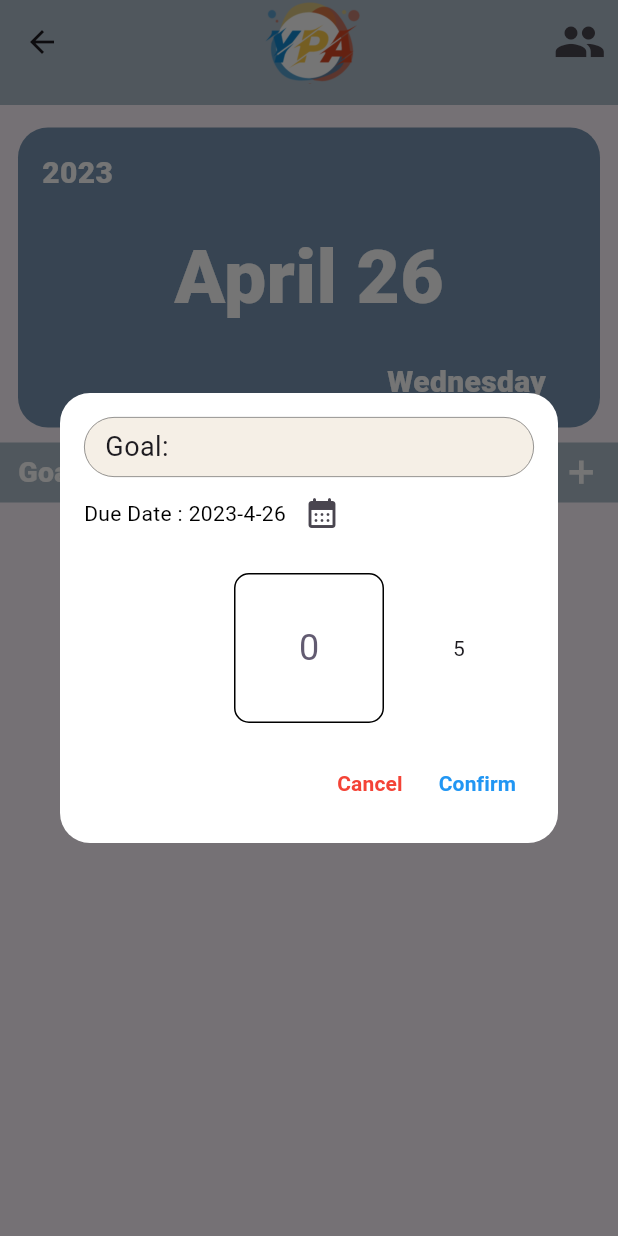
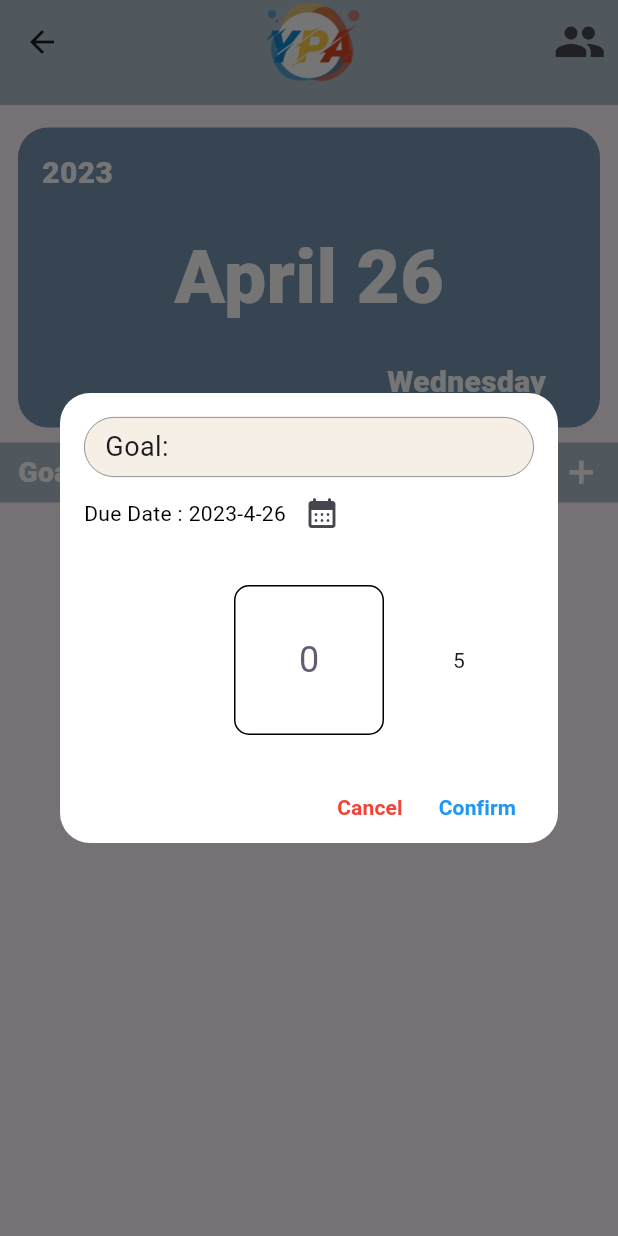
Before and after one commit to kcrmin/ypa, a Flutter app: the MainLayout screen opened directly, after a tap on the "add" icon, on a phone screen of 412 x 824 dp. Run offline on Flutter 3.47's test engine with Material 2 defaults, Android fonts, the phone set to English and light mode, and no system bars; drawn by our look-alikes of numberpicker; our stand-ins replace drift, fl_chart, get_it, step_progress_indicator, table_calendar, webview_flutter; accounts and stored records are empty; generated files the repository leaves out were written again.

Commit message:
- final publish

```diff
--- a/lib/component/goal_form.dart
+++ b/lib/component/goal_form.dart
@@ -65,14 +65,15 @@ class _GoalFormState extends State<GoalForm> {
             ),
             height: 300, // _Middle1 = 250 || _Middle2 = 450
             width: 350,
-            child: Padding(
-              padding: const EdgeInsets.all(16.0),
             child: Form(
               key: formKey,
               child: Column(
                 mainAxisAlignment: MainAxisAlignment.spaceBetween,
+                crossAxisAlignment: CrossAxisAlignment.stretch,
                 children: [
-                    _Top(
+                  Padding(
+                    padding: const EdgeInsets.fromLTRB(16.0, 16.0, 16.0, 0.0),
+                    child: _Top(
                       onDateChanged: onDateChanged,
                       selectedDay: dueDate,
                       initTitle: title ?? "",
@@ -80,15 +81,18 @@ class _GoalFormState extends State<GoalForm> {
                       formKey: formKey,
                       dueDate: dueDate,
                     ),
+                  ),
                   // _Middle1(currentNum: currentNum1, percentage: percentage, onChanged: onNumChanged1),
                   _Middle2(currentNum: progress, onChanged: onNumChanged2),
-                    _Bottom(
+                  Padding(
+                    padding: const EdgeInsets.fromLTRB(16.0, 0, 16.0, 0),
+                    child: _Bottom(
                       dueDate: this.dueDate,
                       progress: this.progress,
                       onConfirmPressed: onConfirmPressed,
                     ),
+                  ),
                 ],
-                ),
               ),
             ),
           );
@@ -175,7 +179,8 @@ class _Top extends StatelessWidget {
                   width: double.infinity,
                   decoration:
                       BoxDecoration(borderRadius: BorderRadius.circular(20)),
-                  child: CustomText(onTextSaved: onTextSaved, title: initTitle)),
+                  child:
+                      CustomText(onTextSaved: onTextSaved, title: initTitle)),
             ),
           ],
         ),
@@ -279,7 +284,8 @@ class _Middle2 extends StatelessWidget {
 
   @override
   Widget build(BuildContext context) {
-    return Column(
+    return Row(
+      mainAxisAlignment: MainAxisAlignment.center,
       children: [
         NumberPicker(
           minValue: 0,
@@ -289,6 +295,7 @@ class _Middle2 extends StatelessWidget {
           onChanged: onChanged,
           itemHeight: 100,
           itemWidth: 100,
+
           step: 5,
           decoration: BoxDecoration(
             borderRadius: BorderRadius.circular(10),
--- a/lib/layout/main_layout.dart
+++ b/lib/layout/main_layout.dart
@@ -21,7 +21,7 @@ class MainLayout extends StatelessWidget {
               Navigator.of(context).popUntil((route) => route.isFirst);
             },
             icon: Image.asset(
-              'asset/img/10_F.png',
+              'asset/img/YPA_Logo.png',
               scale: 6,
             ),
           ),
--- a/lib/main.dart
+++ b/lib/main.dart
@@ -36,11 +36,12 @@ void main() async {
 
   runApp(
     MaterialApp(
+      debugShowCheckedModeBanner: false,
       theme: ThemeData(
         useMaterial3: true,
         inputDecorationTheme: CustomInputTheme().theme(),
       ),
-      initialRoute: '/',
+      initialRoute: '/mood',
       routes: {
         '/': (context) => HomeScreen(),
         '/class': (context) => ClassroomScreen(),
--- a/lib/screen/mood_screen.dart
+++ b/lib/screen/mood_screen.dart
@@ -266,7 +266,7 @@ class _Bottom extends StatelessWidget {
                     selectedColor = snapshot.data?.colorId;
 
                     return MoodPieChart(
-                      radius: 60,
+                      radius: 58,
                       angry_value: (angry.length.toDouble() / total) * 100,
                       frustrated_value:
                           (frustrated.length.toDouble() / total) * 100,
@@ -285,7 +285,7 @@ class _Bottom extends StatelessWidget {
             );
           } else {
             return MoodPieChart(
-              radius: 80,
+              radius: 0,
               angry_value: 0,
               frustrated_value: 0,
               happy_value: 0,
```
Also changed, not shown: lib/component/pie_chart.dart (+28 -19 lines), asset/img/002.png (deleted), asset/img/003.png (deleted), asset/img/004.png (deleted), asset/img/005.png (deleted), asset/img/006.png (deleted), asset/img/007.png (deleted), asset/img/008.png (deleted), asset/img/009.png (deleted), asset/img/010.png (deleted), asset/img/YPA_Logo.png (renamed from asset/img/10_F.png), asset/img/YPA_logo.png (deleted), 2 other files. Lines whose indentation alone changed are shown as unchanged.
